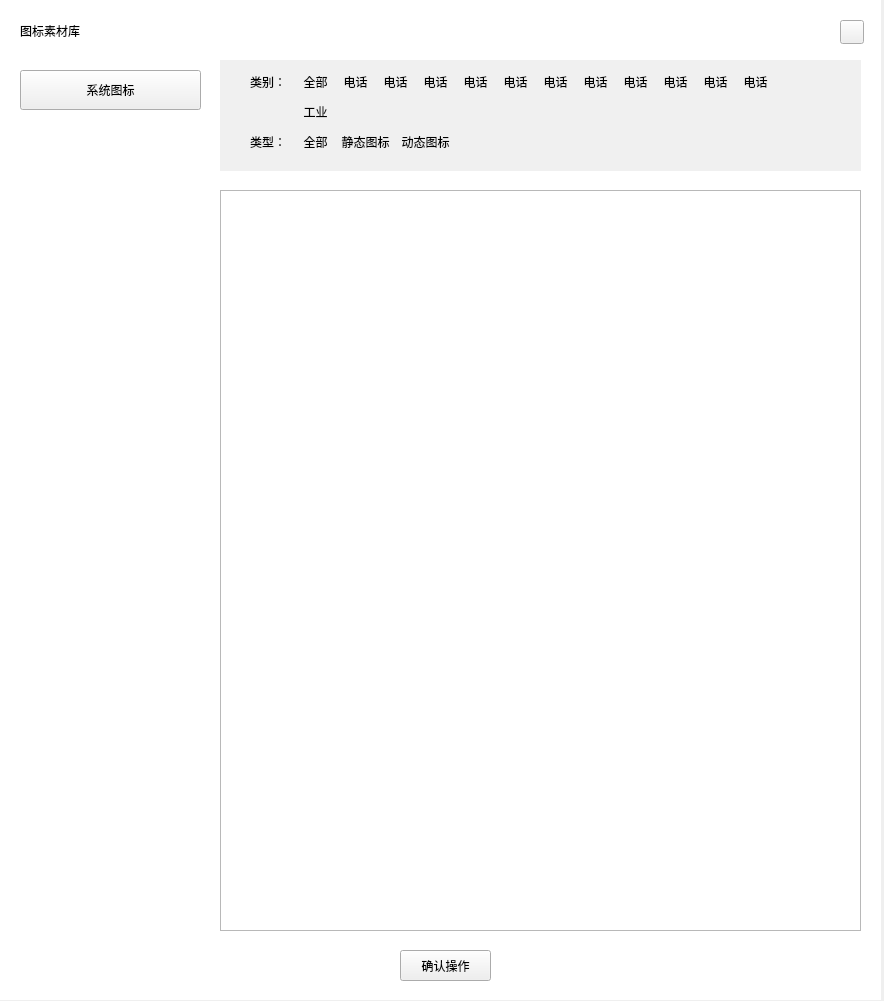
The window that trunk2/Include_720/project_hotpoint_icon.ui (lkpopo/PC_dimension) describes before a commit, drawn with Qt 5.
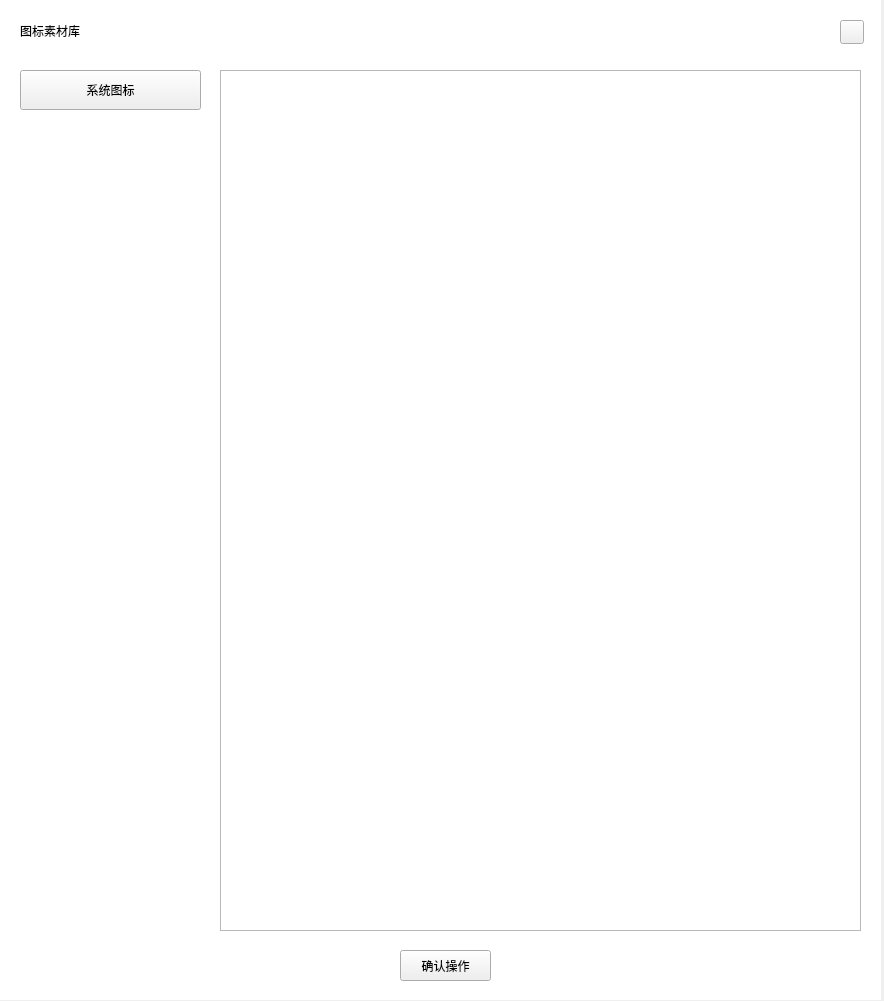
The same window after the commit.

Diff of the .ui file:
```diff
--- a/trunk2/Include_720/project_hotpoint_icon.ui
+++ b/trunk2/Include_720/project_hotpoint_icon.ui
@@ -59,295 +59,13 @@
     <string>图标素材库</string>
    </property>
   </widget>
-  <widget class="QLabel" name="label">
-   <property name="geometry">
-    <rect>
-     <x>220</x>
-     <y>60</y>
-     <width>641</width>
-     <height>111</height>
-    </rect>
-   </property>
-   <property name="styleSheet">
-    <string notr="true">background-color: rgb(240, 240, 240);</string>
-   </property>
-   <property name="text">
-    <string/>
-   </property>
-  </widget>
-  <widget class="QLabel" name="label_2">
-   <property name="geometry">
-    <rect>
-     <x>250</x>
-     <y>70</y>
-     <width>41</width>
-     <height>23</height>
-    </rect>
-   </property>
-   <property name="text">
-    <string>类别：</string>
-   </property>
-  </widget>
-  <widget class="QPushButton" name="pushButton">
-   <property name="geometry">
-    <rect>
-     <x>300</x>
-     <y>70</y>
-     <width>31</width>
-     <height>23</height>
-    </rect>
-   </property>
-   <property name="styleSheet">
-    <string notr="true">border:0px;</string>
-   </property>
-   <property name="text">
-    <string>全部</string>
-   </property>
-  </widget>
-  <widget class="QPushButton" name="pushButton_2">
-   <property name="geometry">
-    <rect>
-     <x>340</x>
-     <y>70</y>
-     <width>31</width>
-     <height>23</height>
-    </rect>
-   </property>
-   <property name="styleSheet">
-    <string notr="true">border:0px;</string>
-   </property>
-   <property name="text">
-    <string>电话</string>
-   </property>
-  </widget>
-  <widget class="QPushButton" name="pushButton_3">
-   <property name="geometry">
-    <rect>
-     <x>340</x>
-     <y>130</y>
-     <width>51</width>
-     <height>23</height>
-    </rect>
-   </property>
-   <property name="styleSheet">
-    <string notr="true">border:0px;</string>
-   </property>
-   <property name="text">
-    <string>静态图标</string>
-   </property>
-  </widget>
-  <widget class="QPushButton" name="pushButton_4">
-   <property name="geometry">
-    <rect>
-     <x>300</x>
-     <y>130</y>
-     <width>31</width>
-     <height>23</height>
-    </rect>
-   </property>
-   <property name="styleSheet">
-    <string notr="true">border:0px;</string>
-   </property>
-   <property name="text">
-    <string>全部</string>
-   </property>
-  </widget>
-  <widget class="QLabel" name="label_3">
-   <property name="geometry">
-    <rect>
-     <x>250</x>
-     <y>130</y>
-     <width>41</width>
-     <height>23</height>
-    </rect>
-   </property>
-   <property name="text">
-    <string>类型：</string>
-   </property>
-  </widget>
-  <widget class="QPushButton" name="pushButton_5">
-   <property name="geometry">
-    <rect>
-     <x>400</x>
-     <y>130</y>
-     <width>51</width>
-     <height>23</height>
-    </rect>
-   </property>
-   <property name="styleSheet">
-    <string notr="true">border:0px;</string>
-   </property>
-   <property name="text">
-    <string>动态图标</string>
-   </property>
-  </widget>
-  <widget class="QPushButton" name="pushButton_6">
-   <property name="geometry">
-    <rect>
-     <x>300</x>
-     <y>100</y>
-     <width>31</width>
-     <height>23</height>
-    </rect>
-   </property>
-   <property name="styleSheet">
-    <string notr="true">border:0px;</string>
-   </property>
-   <property name="text">
-    <string>工业</string>
-   </property>
-  </widget>
-  <widget class="QPushButton" name="pushButton_7">
-   <property name="geometry">
-    <rect>
-     <x>380</x>
-     <y>70</y>
-     <width>31</width>
-     <height>23</height>
-    </rect>
-   </property>
-   <property name="styleSheet">
-    <string notr="true">border:0px;</string>
-   </property>
-   <property name="text">
-    <string>电话</string>
-   </property>
-  </widget>
-  <widget class="QPushButton" name="pushButton_8">
-   <property name="geometry">
-    <rect>
-     <x>420</x>
-     <y>70</y>
-     <width>31</width>
-     <height>23</height>
-    </rect>
-   </property>
-   <property name="styleSheet">
-    <string notr="true">border:0px;</string>
-   </property>
-   <property name="text">
-    <string>电话</string>
-   </property>
-  </widget>
-  <widget class="QPushButton" name="pushButton_9">
-   <property name="geometry">
-    <rect>
-     <x>460</x>
-     <y>70</y>
-     <width>31</width>
-     <height>23</height>
-    </rect>
-   </property>
-   <property name="styleSheet">
-    <string notr="true">border:0px;</string>
-   </property>
-   <property name="text">
-    <string>电话</string>
-   </property>
-  </widget>
-  <widget class="QPushButton" name="pushButton_10">
-   <property name="geometry">
-    <rect>
-     <x>500</x>
-     <y>70</y>
-     <width>31</width>
-     <height>23</height>
-    </rect>
-   </property>
-   <property name="styleSheet">
-    <string notr="true">border:0px;</string>
-   </property>
-   <property name="text">
-    <string>电话</string>
-   </property>
-  </widget>
-  <widget class="QPushButton" name="pushButton_11">
-   <property name="geometry">
-    <rect>
-     <x>540</x>
-     <y>70</y>
-     <width>31</width>
-     <height>23</height>
-    </rect>
-   </property>
-   <property name="styleSheet">
-    <string notr="true">border:0px;</string>
-   </property>
-   <property name="text">
-    <string>电话</string>
-   </property>
-  </widget>
-  <widget class="QPushButton" name="pushButton_12">
-   <property name="geometry">
-    <rect>
-     <x>580</x>
-     <y>70</y>
-     <width>31</width>
-     <height>23</height>
-    </rect>
-   </property>
-   <property name="styleSheet">
-    <string notr="true">border:0px;</string>
-   </property>
-   <property name="text">
-    <string>电话</string>
-   </property>
-  </widget>
-  <widget class="QPushButton" name="pushButton_13">
-   <property name="geometry">
-    <rect>
-     <x>620</x>
-     <y>70</y>
-     <width>31</width>
-     <height>23</height>
-    </rect>
-   </property>
-   <property name="styleSheet">
-    <string notr="true">border:0px;</string>
-   </property>
-   <property name="text">
-    <string>电话</string>
-   </property>
-  </widget>
-  <widget class="QPushButton" name="pushButton_14">
-   <property name="geometry">
-    <rect>
-     <x>660</x>
-     <y>70</y>
-     <width>31</width>
-     <height>23</height>
-    </rect>
-   </property>
-   <property name="styleSheet">
-    <string notr="true">border:0px;</string>
-   </property>
-   <property name="text">
-    <string>电话</string>
-   </property>
-  </widget>
-  <widget class="QPushButton" name="pushButton_15">
-   <property name="geometry">
-    <rect>
-     <x>700</x>
-     <y>70</y>
-     <width>31</width>
-     <height>23</height>
-    </rect>
-   </property>
-   <property name="styleSheet">
-    <string notr="true">border:0px;</string>
-   </property>
-   <property name="text">
-    <string>电话</string>
-   </property>
-  </widget>
   <widget class="QListWidget" name="listWidget">
    <property name="geometry">
     <rect>
      <x>220</x>
-     <y>190</y>
+     <y>70</y>
      <width>641</width>
-     <height>741</height>
+     <height>861</height>
     </rect>
    </property>
   </widget>
@@ -380,22 +98,6 @@
     <string/>
    </property>
   </widget>
-  <widget class="QPushButton" name="pushButton_16">
-   <property name="geometry">
-    <rect>
-     <x>740</x>
-     <y>70</y>
-     <width>31</width>
-     <height>23</height>
-    </rect>
-   </property>
-   <property name="styleSheet">
-    <string notr="true">border:0px;</string>
-   </property>
-   <property name="text">
-    <string>电话</string>
-   </property>
-  </widget>
  </widget>
  <layoutdefault spacing="6" margin="11"/>
  <resources/>
```
